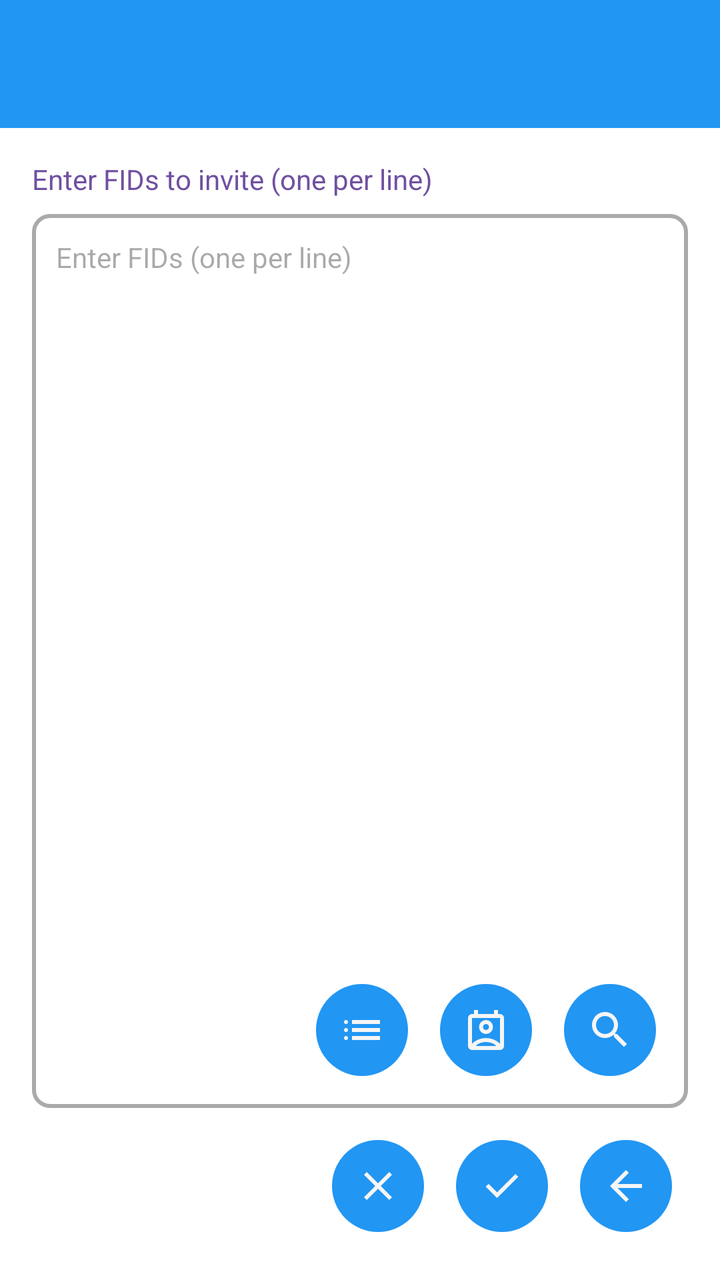
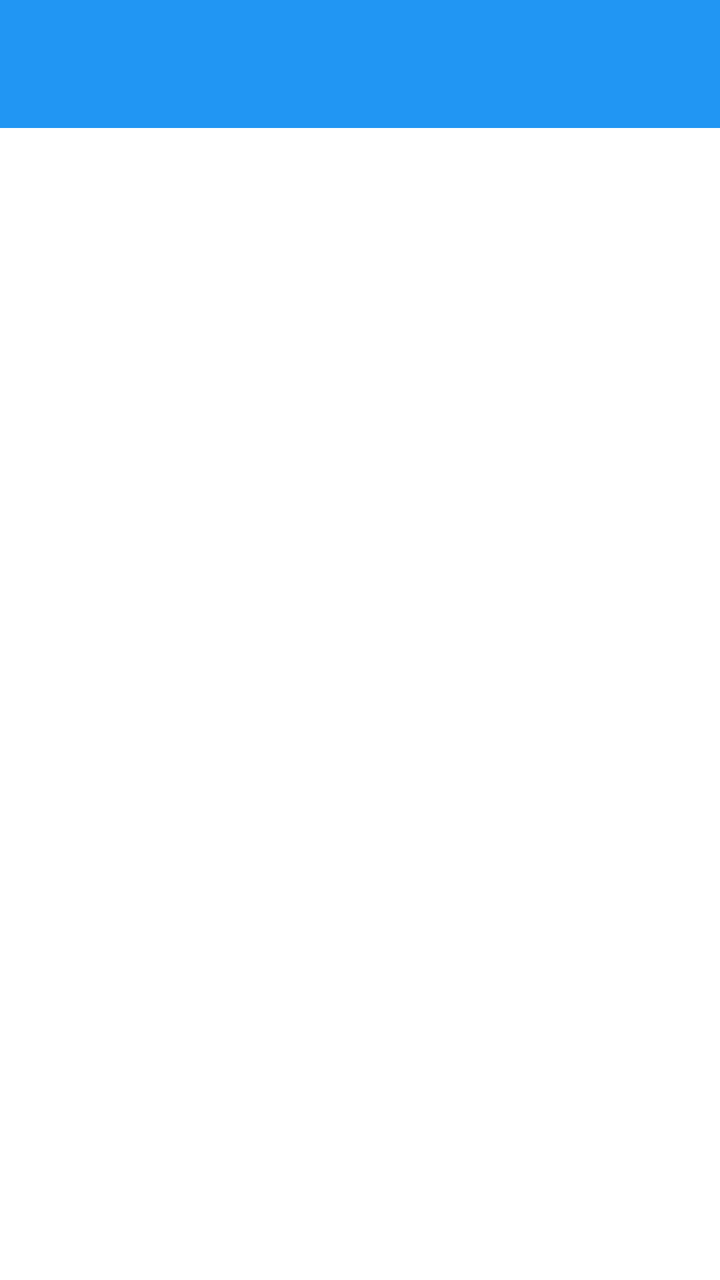

Two renders of the same Android screen: before a commit and after it. Below are the layout's source before the change and the commit's diff.
<!-- AndroidManifest.xml: application theme Theme.Freer -->
<!-- res/layout/activity_invite_member.xml -->
<?xml version="1.0" encoding="utf-8"?>
<LinearLayout xmlns:android="http://schemas.android.com/apk/res/android"
    android:layout_width="match_parent"
    android:layout_height="match_parent"
    android:orientation="vertical">

    <include layout="@layout/common_toolbar" />

    <LinearLayout
        android:layout_width="match_parent"
        android:layout_height="match_parent"
        android:orientation="vertical"
        android:padding="16dp">

        <TextView
            android:layout_width="match_parent"
            android:layout_height="wrap_content"
            android:text="@string/enter_fids_to_invite"
            android:textColor="@color/field_name"
            android:textSize="14sp"
            android:layout_marginBottom="8dp" />

        
        <FrameLayout
            android:layout_width="match_parent"
            android:layout_height="0dp"
            android:layout_weight="1">

            <EditText
                android:id="@+id/fids_input"
                android:layout_width="match_parent"
                android:layout_height="match_parent"
                android:hint="@string/enter_fids_one_per_line"
                android:background="@drawable/container_outline"
                android:padding="12dp"
                android:textSize="14sp"
                android:inputType="textMultiLine"
                android:gravity="top"
                android:scrollbars="vertical" />

            <LinearLayout
                android:layout_width="wrap_content"
                android:layout_height="wrap_content"
                android:layout_gravity="bottom|end"
                android:layout_margin="8dp"
                android:orientation="horizontal">

                <ImageButton
                    android:id="@+id/from_list_button"
                    style="@style/ImageButtonStyle"
                    android:src="@drawable/ic_list"
                    android:contentDescription="@string/add_from_fid_list" />

                <ImageButton
                    android:id="@+id/from_contacts_button"
                    style="@style/ImageButtonStyle"
                    android:src="@drawable/ic_contact"
                    android:contentDescription="@string/choose_from_contacts" />

                <ImageButton
                    android:id="@+id/search_on_chain_button"
                    style="@style/ImageButtonStyle"
                    android:src="@drawable/ic_search"
                    android:contentDescription="@string/search_fids_on_chain" />

            </LinearLayout>

        </FrameLayout>

        
        <LinearLayout
            android:layout_width="match_parent"
            android:layout_height="wrap_content"
            android:orientation="horizontal"
            android:gravity="end"
            android:layout_marginTop="8dp">

            <View
                android:layout_width="0dp"
                android:layout_height="0dp"
                android:layout_weight="1" />

            <ImageButton
                android:id="@+id/clear_button"
                style="@style/ImageButtonStyle"
                android:src="@drawable/ic_clear"
                android:contentDescription="@string/clear_list" />

            <ImageButton
                android:id="@+id/invite_button"
                style="@style/ImageButtonStyle"
                android:src="@drawable/ic_tick"
                android:contentDescription="@string/invite_members" />

            <ImageButton
                android:id="@+id/back_button"
                style="@style/ImageButtonStyle"
                android:src="@drawable/ic_back"
                android:contentDescription="@string/back" />

        </LinearLayout>

    </LinearLayout>

</LinearLayout>
<!-- res/layout/common_toolbar.xml (included above) -->
<?xml version="1.0" encoding="utf-8"?>
<androidx.appcompat.widget.Toolbar xmlns:android="http://schemas.android.com/apk/res/android"
    xmlns:app="http://schemas.android.com/apk/res-auto"
    android:id="@+id/toolbar"
    android:layout_width="match_parent"
    android:layout_height="?attr/actionBarSize"
    android:background="@color/accent"
    android:theme="@style/ThemeOverlay.Freer.Toolbar">

    <LinearLayout
        android:id="@+id/toolbar_fid_container"
        android:layout_width="wrap_content"
        android:layout_height="match_parent"
        android:layout_gravity="end"
        android:orientation="horizontal"
        android:gravity="end|center_vertical"
        android:visibility="gone"
        android:clickable="true"
        android:focusable="true"
        android:paddingStart="8dp"
        android:paddingEnd="16dp"
        android:background="?android:attr/selectableItemBackground">

        <TextView
            android:id="@+id/toolbar_fid_text"
            android:layout_width="130dp"
            android:layout_height="wrap_content"
            android:textColor="@color/main_background"
            android:paddingStart="8dp"
            android:paddingEnd="4dp"
            android:textSize="14sp"
            android:maxLines="1"
            android:gravity="end"
            android:ellipsize="middle" />

        <ImageView
            android:id="@+id/toolbar_avatar"
            android:layout_width="42dp"
            android:layout_height="42dp"
            android:background="@color/accent"
            android:scaleType="centerCrop"
            android:contentDescription="@string/avatar" />

    </LinearLayout>

</androidx.appcompat.widget.Toolbar>
<!-- resources referenced by this layout -->
<resources>
  <color name="field_name">#7050A0</color>
  <!-- drawable container_outline (drawable) -->
  <?xml version="1.0" encoding="utf-8"?>
  <shape xmlns:android="http://schemas.android.com/apk/res/android"
      android:shape="rectangle"
      >
      <solid android:color="#00000000" />
      <stroke
          android:width="2dp"
          android:color="@color/container_outline" />
      <corners android:radius="8dp" />
  </shape>
  <!-- drawable ic_back (drawable) -->
  <vector xmlns:android="http://schemas.android.com/apk/res/android"
      android:width="24dp"
      android:height="24dp"
      android:viewportWidth="960"
      android:viewportHeight="960">
    <path
        android:pathData="m313,520 l224,224 -57,56 -320,-320 320,-320 57,56 -224,224h487v80L313,520Z"
        android:fillColor="@color/main_background"/>
  </vector>
  <!-- drawable ic_clear (drawable) -->
  <?xml version="1.0" encoding="utf-8"?>
  <vector xmlns:android="http://schemas.android.com/apk/res/android"
      android:width="24dp"
      android:height="24dp"
      android:viewportWidth="24"
      android:viewportHeight="24"
      android:tint="@color/accent">
      <path
          android:fillColor="@color/text"
          android:pathData="M19,6.41L17.59,5 12,10.59 6.41,5 5,6.41 10.59,12 5,17.59 6.41,19 12,13.41 17.59,19 19,17.59 13.41,12z"/>
  </vector>
  <!-- drawable ic_contact (drawable) -->
  <?xml version="1.0" encoding="utf-8"?>
  <vector xmlns:android="http://schemas.android.com/apk/res/android"
      android:width="24dp"
      android:height="24dp"
      android:viewportWidth="960"
      android:viewportHeight="960"
      android:tint="#FFC107">
      <path
          android:fillColor="@android:color/white"
          android:pathData="M480,720q-56,0 -107,17.5T280,790v10h400v-10q-42,-35 -93,-52.5T480,720Zm-280,34q54,-53 125.5,-83.5T480,640q83,0 154.5,30.5T760,754v-514H200v514Zm280,-194q-58,0 -99,-41t-41,-99q0,-58 41,-99t99,-41q58,0 99,41t41,99q0,58 -41,99t-99,41Zm0,-80q25,0 42.5,-17.5T540,420q0,-25 -17.5,-42.5T480,360q-25,0 -42.5,17.5T420,420q0,25 17.5,42.5T480,480ZM200,880q-33,0 -56.5,-23.5T120,800v-560q0,-33 23.5,-56.5T200,160h40v-80h80v80h320v-80h80v80h40q33,0 56.5,23.5T840,240v560q0,33 -23.5,56.5T760,880H200Zm280,-460Zm0,380h200-400 200Z" />
  </vector>
  <!-- drawable ic_list (drawable) -->
  <vector xmlns:android="http://schemas.android.com/apk/res/android"
      android:width="24dp"
      android:height="24dp"
      android:viewportWidth="960"
      android:viewportHeight="960">
    <path
        android:pathData="M280,360v-80h560v80L280,360ZM280,520v-80h560v80L280,520ZM280,680v-80h560v80L280,680ZM160,360q-17,0 -28.5,-11.5T120,320q0,-17 11.5,-28.5T160,280q17,0 28.5,11.5T200,320q0,17 -11.5,28.5T160,360ZM160,520q-17,0 -28.5,-11.5T120,480q0,-17 11.5,-28.5T160,440q17,0 28.5,11.5T200,480q0,17 -11.5,28.5T160,520ZM160,680q-17,0 -28.5,-11.5T120,640q0,-17 11.5,-28.5T160,600q17,0 28.5,11.5T200,640q0,17 -11.5,28.5T160,680Z"
        android:fillColor="#434343"/>
  </vector>
  <!-- drawable ic_search (drawable) -->
  <vector xmlns:android="http://schemas.android.com/apk/res/android"
      android:width="24dp"
      android:height="24dp"
      android:viewportWidth="24"
      android:viewportHeight="24"
      android:tint="?attr/colorOnSurface">
    <path
        android:fillColor="@android:color/white"
        android:pathData="M15.5,14h-0.79l-0.28,-0.27C15.41,12.59 16,11.11 16,9.5 16,5.91 13.09,3 9.5,3S3,5.91 3,9.5 5.91,16 9.5,16c1.61,0 3.09,-0.59 4.23,-1.57l0.27,0.28v0.79l5,4.99L20.49,19l-4.99,-5zM9.5,14C7.01,14 5,11.99 5,9.5S7.01,5 9.5,5 14,7.01 14,9.5 11.99,14 9.5,14z"/>
  </vector>
  <!-- drawable ic_tick (drawable) -->
  <vector xmlns:android="http://schemas.android.com/apk/res/android"
      android:width="24dp"
      android:height="24dp"
      android:viewportWidth="960"
      android:viewportHeight="960">
    <path
        android:pathData="M382,720 L154,492l57,-57 171,171 367,-367 57,57 -424,424Z"
        android:fillColor="#75FB4C"/>
  </vector>
  <string name="add_from_fid_list">Add from FID list</string>
  <string name="back">Back</string>
  <string name="choose_from_contacts">Choose from Contacts</string>
  <string name="clear_list">Clear list</string>
  <string name="enter_fids_one_per_line">Enter FIDs (one per line)</string>
  <string name="enter_fids_to_invite">Enter FIDs to invite (one per line)</string>
  <string name="invite_members">Invite Members</string>
  <string name="search_fids_on_chain">Search FIDs on chain</string>
  <style name="ImageButtonStyle">
          <item name="android:layout_width">46dp</item>
          <item name="android:layout_height">46dp</item>
          <item name="android:layout_margin">8dp</item>
          <item name="android:background">@drawable/bg_round_accent</item>
          <item name="android:tint">@color/main_background</item>
          <item name="android:scaleType">centerInside</item>
          <item name="android:padding">8dp</item>
      </style>
  <color name="container_outline">#AAAAAA</color>
  <color name="text">#000000</color>
  <!-- drawable bg_round_accent (drawable) -->
  <?xml version="1.0" encoding="utf-8"?>
  <shape xmlns:android="http://schemas.android.com/apk/res/android"
      android:shape="oval">
      <solid android:color="@color/accent" />
  </shape>
  <!-- unchanged entries left out for length: 6 -->
</resources>

<!-- the commit's change to res/layout/activity_invite_member.xml (unified diff, before → after) -->
@@ -6,101 +6,17 @@
 
     <include layout="@layout/common_toolbar" />
 
-    <LinearLayout
+    
+    <FrameLayout
         android:layout_width="match_parent"
-        android:layout_height="match_parent"
-        android:orientation="vertical"
-        android:padding="16dp">
+        android:layout_height="match_parent">
 
-        <TextView
-            android:layout_width="match_parent"
+        <ProgressBar
+            android:layout_width="wrap_content"
             android:layout_height="wrap_content"
-            android:text="@string/enter_fids_to_invite"
-            android:textColor="@color/field_name"
-            android:textSize="14sp"
-            android:layout_marginBottom="8dp" />
+            android:layout_gravity="center" />
 
-        
-        <FrameLayout
-            android:layout_width="match_parent"
-            android:layout_height="0dp"
-            android:layout_weight="1">
-
-            <EditText
-                android:id="@+id/fids_input"
-                android:layout_width="match_parent"
-                android:layout_height="match_parent"
-                android:hint="@string/enter_fids_one_per_line"
-                android:background="@drawable/container_outline"
-                android:padding="12dp"
-                android:textSize="14sp"
-                android:inputType="textMultiLine"
-                android:gravity="top"
-                android:scrollbars="vertical" />
-
-            <LinearLayout
-                android:layout_width="wrap_content"
-                android:layout_height="wrap_content"
-                android:layout_gravity="bottom|end"
-                android:layout_margin="8dp"
-                android:orientation="horizontal">
-
-                <ImageButton
-                    android:id="@+id/from_list_button"
-                    style="@style/ImageButtonStyle"
-                    android:src="@drawable/ic_list"
-                    android:contentDescription="@string/add_from_fid_list" />
-
-                <ImageButton
-                    android:id="@+id/from_contacts_button"
-                    style="@style/ImageButtonStyle"
-                    android:src="@drawable/ic_contact"
-                    android:contentDescription="@string/choose_from_contacts" />
-
-                <ImageButton
-                    android:id="@+id/search_on_chain_button"
-                    style="@style/ImageButtonStyle"
-                    android:src="@drawable/ic_search"
-                    android:contentDescription="@string/search_fids_on_chain" />
-
-            </LinearLayout>
-
-        </FrameLayout>
-
-        
-        <LinearLayout
-            android:layout_width="match_parent"
-            android:layout_height="wrap_content"
-            android:orientation="horizontal"
-            android:gravity="end"
-            android:layout_marginTop="8dp">
-
-            <View
-                android:layout_width="0dp"
-                android:layout_height="0dp"
-                android:layout_weight="1" />
-
-            <ImageButton
-                android:id="@+id/clear_button"
-                style="@style/ImageButtonStyle"
-                android:src="@drawable/ic_clear"
-                android:contentDescription="@string/clear_list" />
-
-            <ImageButton
-                android:id="@+id/invite_button"
-                style="@style/ImageButtonStyle"
-                android:src="@drawable/ic_tick"
-                android:contentDescription="@string/invite_members" />
-
-            <ImageButton
-                android:id="@+id/back_button"
-                style="@style/ImageButtonStyle"
-                android:src="@drawable/ic_back"
-                android:contentDescription="@string/back" />
-
-        </LinearLayout>
-
-    </LinearLayout>
+    </FrameLayout>
 
 </LinearLayout>
 <!-- res/layout/common_toolbar.xml (included above) -->
<!-- resource entries referenced after the edit -->
@@ -1,107 +1,5 @@
 <!-- resources referenced by this layout -->
 <resources>
-  <color name="field_name">#7050A0</color>
-  <!-- drawable container_outline (drawable) -->
-  <?xml version="1.0" encoding="utf-8"?>
-  <shape xmlns:android="http://schemas.android.com/apk/res/android"
-      android:shape="rectangle"
-      >
-      <solid android:color="#00000000" />
-      <stroke
-          android:width="2dp"
-          android:color="@color/container_outline" />
-      <corners android:radius="8dp" />
-  </shape>
-  <!-- drawable ic_back (drawable) -->
-  <vector xmlns:android="http://schemas.android.com/apk/res/android"
-      android:width="24dp"
-      android:height="24dp"
-      android:viewportWidth="960"
-      android:viewportHeight="960">
-    <path
-        android:pathData="m313,520 l224,224 -57,56 -320,-320 320,-320 57,56 -224,224h487v80L313,520Z"
-        android:fillColor="@color/main_background"/>
-  </vector>
-  <!-- drawable ic_clear (drawable) -->
-  <?xml version="1.0" encoding="utf-8"?>
-  <vector xmlns:android="http://schemas.android.com/apk/res/android"
-      android:width="24dp"
-      android:height="24dp"
-      android:viewportWidth="24"
-      android:viewportHeight="24"
-      android:tint="@color/accent">
-      <path
-          android:fillColor="@color/text"
-          android:pathData="M19,6.41L17.59,5 12,10.59 6.41,5 5,6.41 10.59,12 5,17.59 6.41,19 12,13.41 17.59,19 19,17.59 13.41,12z"/>
-  </vector>
-  <!-- drawable ic_contact (drawable) -->
-  <?xml version="1.0" encoding="utf-8"?>
-  <vector xmlns:android="http://schemas.android.com/apk/res/android"
-      android:width="24dp"
-      android:height="24dp"
-      android:viewportWidth="960"
-      android:viewportHeight="960"
-      android:tint="#FFC107">
-      <path
-          android:fillColor="@android:color/white"
-          android:pathData="M480,720q-56,0 -107,17.5T280,790v10h400v-10q-42,-35 -93,-52.5T480,720Zm-280,34q54,-53 125.5,-83.5T480,640q83,0 154.5,30.5T760,754v-514H200v514Zm280,-194q-58,0 -99,-41t-41,-99q0,-58 41,-99t99,-41q58,0 99,41t41,99q0,58 -41,99t-99,41Zm0,-80q25,0 42.5,-17.5T540,420q0,-25 -17.5,-42.5T480,360q-25,0 -42.5,17.5T420,420q0,25 17.5,42.5T480,480ZM200,880q-33,0 -56.5,-23.5T120,800v-560q0,-33 23.5,-56.5T200,160h40v-80h80v80h320v-80h80v80h40q33,0 56.5,23.5T840,240v560q0,33 -23.5,56.5T760,880H200Zm280,-460Zm0,380h200-400 200Z" />
-  </vector>
-  <!-- drawable ic_list (drawable) -->
-  <vector xmlns:android="http://schemas.android.com/apk/res/android"
-      android:width="24dp"
-      android:height="24dp"
-      android:viewportWidth="960"
-      android:viewportHeight="960">
-    <path
-        android:pathData="M280,360v-80h560v80L280,360ZM280,520v-80h560v80L280,520ZM280,680v-80h560v80L280,680ZM160,360q-17,0 -28.5,-11.5T120,320q0,-17 11.5,-28.5T160,280q17,0 28.5,11.5T200,320q0,17 -11.5,28.5T160,360ZM160,520q-17,0 -28.5,-11.5T120,480q0,-17 11.5,-28.5T160,440q17,0 28.5,11.5T200,480q0,17 -11.5,28.5T160,520ZM160,680q-17,0 -28.5,-11.5T120,640q0,-17 11.5,-28.5T160,600q17,0 28.5,11.5T200,640q0,17 -11.5,28.5T160,680Z"
-        android:fillColor="#434343"/>
-  </vector>
-  <!-- drawable ic_search (drawable) -->
-  <vector xmlns:android="http://schemas.android.com/apk/res/android"
-      android:width="24dp"
-      android:height="24dp"
-      android:viewportWidth="24"
-      android:viewportHeight="24"
-      android:tint="?attr/colorOnSurface">
-    <path
-        android:fillColor="@android:color/white"
-        android:pathData="M15.5,14h-0.79l-0.28,-0.27C15.41,12.59 16,11.11 16,9.5 16,5.91 13.09,3 9.5,3S3,5.91 3,9.5 5.91,16 9.5,16c1.61,0 3.09,-0.59 4.23,-1.57l0.27,0.28v0.79l5,4.99L20.49,19l-4.99,-5zM9.5,14C7.01,14 5,11.99 5,9.5S7.01,5 9.5,5 14,7.01 14,9.5 11.99,14 9.5,14z"/>
-  </vector>
-  <!-- drawable ic_tick (drawable) -->
-  <vector xmlns:android="http://schemas.android.com/apk/res/android"
-      android:width="24dp"
-      android:height="24dp"
-      android:viewportWidth="960"
-      android:viewportHeight="960">
-    <path
-        android:pathData="M382,720 L154,492l57,-57 171,171 367,-367 57,57 -424,424Z"
-        android:fillColor="#75FB4C"/>
-  </vector>
-  <string name="add_from_fid_list">Add from FID list</string>
-  <string name="back">Back</string>
-  <string name="choose_from_contacts">Choose from Contacts</string>
-  <string name="clear_list">Clear list</string>
-  <string name="enter_fids_one_per_line">Enter FIDs (one per line)</string>
-  <string name="enter_fids_to_invite">Enter FIDs to invite (one per line)</string>
-  <string name="invite_members">Invite Members</string>
-  <string name="search_fids_on_chain">Search FIDs on chain</string>
-  <style name="ImageButtonStyle">
-          <item name="android:layout_width">46dp</item>
-          <item name="android:layout_height">46dp</item>
-          <item name="android:layout_margin">8dp</item>
-          <item name="android:background">@drawable/bg_round_accent</item>
-          <item name="android:tint">@color/main_background</item>
-          <item name="android:scaleType">centerInside</item>
-          <item name="android:padding">8dp</item>
-      </style>
-  <color name="container_outline">#AAAAAA</color>
-  <color name="text">#000000</color>
-  <!-- drawable bg_round_accent (drawable) -->
-  <?xml version="1.0" encoding="utf-8"?>
-  <shape xmlns:android="http://schemas.android.com/apk/res/android"
-      android:shape="oval">
-      <solid android:color="@color/accent" />
-  </shape>
   <!-- unchanged entries left out for length: 6 -->
 </resources>
 
